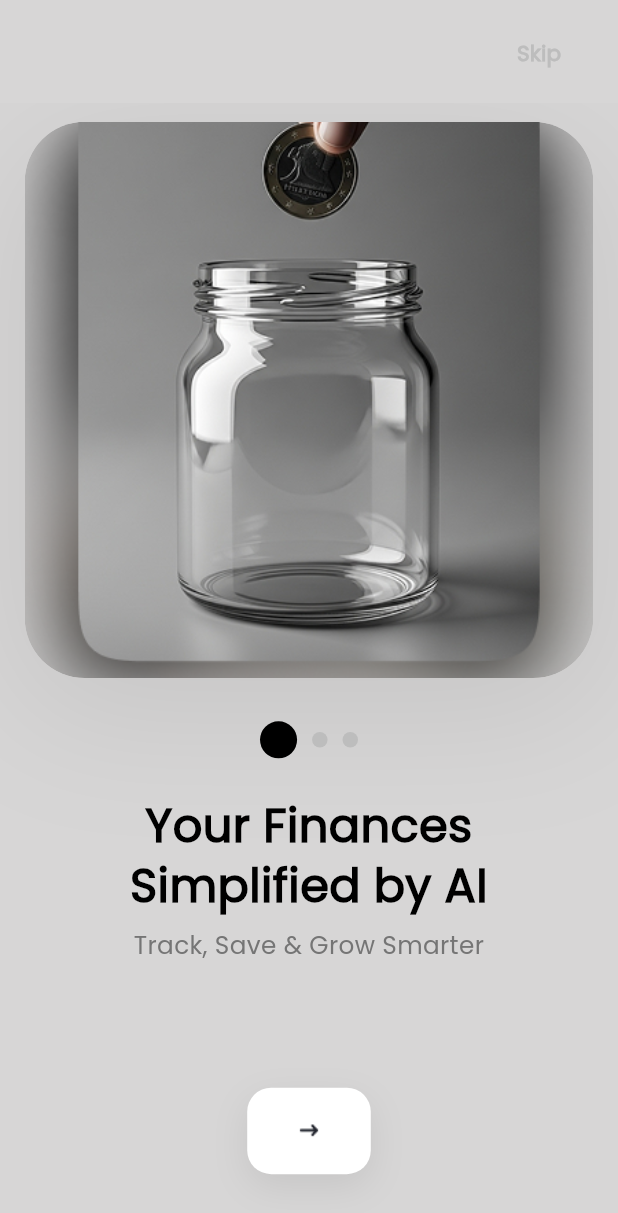
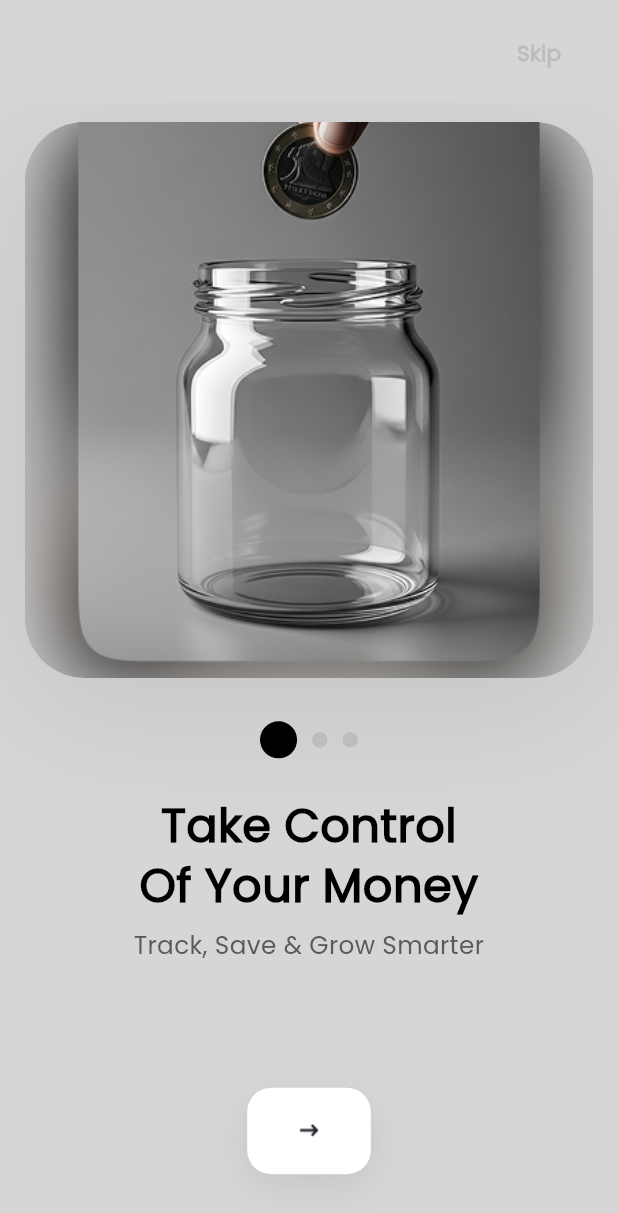
Before and after one commit to Donia-Abd-ElNasser/Masrofy, a Flutter app: the screen it shows after launch, on a phone screen of 412 x 824 dp. Shown: the top 1213 px of the screen. Run offline on Flutter 3.47's test engine with Material 3 defaults, Android fonts, the phone set to English and light mode, and no system bars; our stand-ins replace bloc, cloud_firestore, connectivity_plus, firebase_auth, firebase_core, fl_chart and 5 more; accounts and stored records are empty.

Commit message:
final retouches

```diff
--- a/lib/core/routes.dart
+++ b/lib/core/routes.dart
@@ -1,7 +1,7 @@
 import 'package:firebase_auth/firebase_auth.dart';
 import 'package:flutter/material.dart';
 import 'package:go_router/go_router.dart';
-import 'package:masrofy/profile/profile_view.dart';
+import 'package:masrofy/screens/profile/profile_view.dart';
 import 'package:masrofy/garbish/required_info.dart';
 
 import 'package:masrofy/screens/Auth/views/phone_view.dart';
@@ -15,7 +15,7 @@ import 'package:masrofy/screens/transaction/view/transaction_view.dart';
 import 'package:masrofy/screens/onboarding/view/onboarding_screen.dart';
 import 'package:masrofy/screens/onboarding/view/splash_screen.dart';
 import 'package:masrofy/screens/onboarding/view/welcome_screen.dart';
-import 'package:masrofy/garbish/wallet/view/wallet_view.dart';
+import 'package:masrofy/garbish/wallet_view.dart';
 
 abstract class AppRoutes {
   static const kSplashView = '/';
--- a/lib/core/utills/custom_app_bar.dart
+++ b/lib/core/utills/custom_app_bar.dart
@@ -1,4 +1,4 @@
-// ignore_for_file: public_member_api_docs, sort_constructors_first
+
 import 'package:flutter/material.dart';
 
 import 'package:masrofy/core/utills/back_button.dart';
@@ -15,9 +15,7 @@ class CustomAppBar extends StatelessWidget {
         children: [
           SizedBox(height: 15),
           Row(
-            // crossAxisAlignment: CrossAxisAlignment.center,
-            // mainAxisAlignment: MainAxisAlignment.spaceEvenly,
-            //  spacing: 20,
+
             children: [
               Backbutton(width: width),
               SizedBox(width: 10),
--- a/lib/screens/Auth/view_model/auth_cubit/auth_cubit.dart
+++ b/lib/screens/Auth/view_model/auth_cubit/auth_cubit.dart
@@ -101,7 +101,7 @@ class AuthCubit extends Cubit<AuthState> {
     emit(AuthLoading());
     try {
       await googleSignIn.initialize();
-
+// registered accounts
       final GoogleSignInAccount? googleUser = await googleSignIn.authenticate();
 
       if (googleUser == null) return null;
--- a/lib/screens/notification/view/widgets/budget_warning.dart
+++ b/lib/screens/notification/view/widgets/budget_warning.dart
@@ -19,6 +19,7 @@ final String time;
                 child: Row(
                   crossAxisAlignment: CrossAxisAlignment.start,
                   children: [
+                    // image
                     Container(
                       width: 40,
                       height: 40,
--- a/lib/screens/onboarding/view/onboarding_screen.dart
+++ b/lib/screens/onboarding/view/onboarding_screen.dart
@@ -18,7 +18,7 @@ class _OnboardingViewState extends State<OnboardingView> {
   final List<OnboardingData> _pages = [
     OnboardingData(
       image: 'assets/images/onboarding_one.png',
-      title: 'Your Finances\nSimplified by AI',
+      title: 'Take Control\nOf Your Money ',
       subtitle: 'Track, Save & Grow Smarter',
     ),
     OnboardingData(
@@ -191,7 +191,7 @@ class _OnboardingViewState extends State<OnboardingView> {
                             textAlign: TextAlign.center,
                             style: TextStyle(
                               fontSize: width * 0.04,
-                              color: Colors.grey[600],
+                              color: const Color.fromARGB(255, 90, 90, 90),
                               height: 1.5,
                             ),
                           ),
--- a/lib/profile/about_app.dart
+++ b/lib/screens/profile/about_app.dart
@@ -3,7 +3,7 @@ import 'package:flutter/material.dart';
 
 import 'package:masrofy/core/constants.dart';
 
-import 'package:masrofy/profile/custom_profile_back_buton.dart';
+import 'package:masrofy/screens/profile/custom_profile_back_buton.dart';
 
 class AboutAppScreen extends StatelessWidget {
   const AboutAppScreen({super.key});
--- a/lib/screens/transaction/view/transaction_view.dart
+++ b/lib/screens/transaction/view/transaction_view.dart
@@ -1,7 +1,9 @@
 import 'package:flutter/material.dart';
 import 'package:flutter_bloc/flutter_bloc.dart';
 import 'package:font_awesome_flutter/font_awesome_flutter.dart';
+import 'package:go_router/go_router.dart';
 import 'package:masrofy/core/constants.dart';
+import 'package:masrofy/core/routes.dart';
 import 'package:masrofy/core/utills/custom_app_bar.dart';
 import 'package:masrofy/screens/Auth/view_model/auth_cubit/auth_cubit.dart';
 import 'package:masrofy/screens/Auth/view_model/auth_cubit/auth_state.dart';
@@ -496,7 +498,7 @@ class _TransactionViewState extends State<TransactionView> {
                       SizedBox(width: 10),
                       Expanded(
                         child: ElevatedButton(
-                          onPressed: () => Navigator.pop(context),
+                          onPressed: () =>(context).go(AppRoutes.kHomeView),
                           style: ElevatedButton.styleFrom(
                             shape: RoundedRectangleBorder(
                               borderRadius: BorderRadius.circular(12),
```
Also changed, not shown: lib/screens/Auth/views/services/service.dart (deleted, +0 -26 lines), lib/screens/profile/assistance.dart (renamed from lib/profile/assistance.dart, +6 -2 lines), lib/screens/profile/profile_view.dart (renamed from lib/profile/profile_view.dart, +4 -4 lines), lib/screens/profile/rate_app.dart (renamed from lib/profile/rate_app.dart, +4 -3 lines), lib/garbish/wallet_view.dart (renamed from lib/garbish/wallet/view/wallet_view.dart), lib/screens/profile/custom_profile_back_buton.dart (renamed from lib/profile/custom_profile_back_buton.dart).
